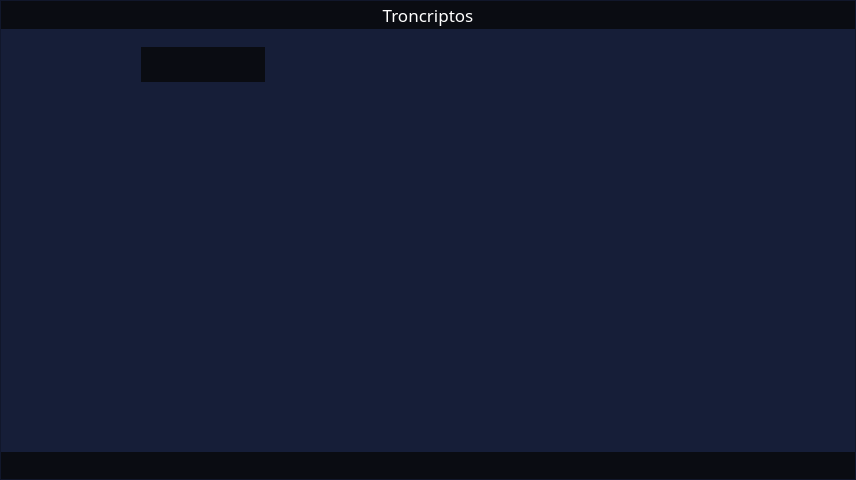
juanjor03/Troncriptos, file troncriptos.ui: the form before one commit.
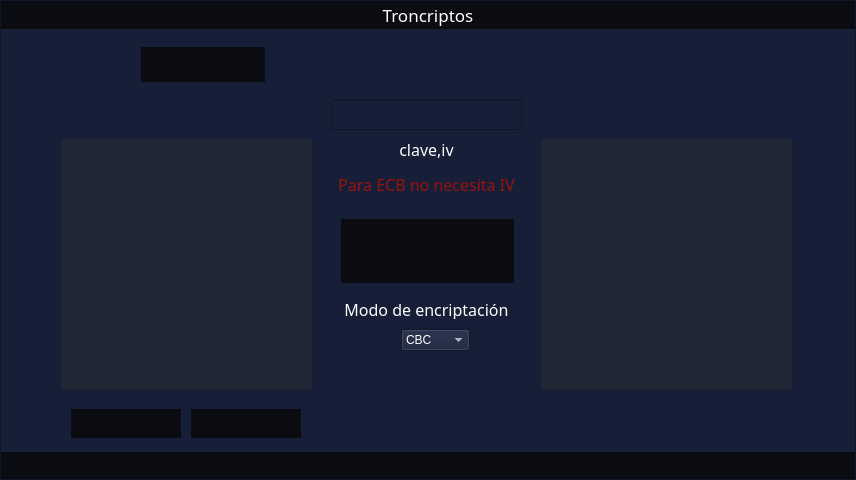
The form after the commit. The open tabs and pages were chosen to show the change. Icons and pictures are not drawn.

The edit to the form file:
```diff
--- a/troncriptos.ui
+++ b/troncriptos.ui
@@ -4887,6 +4887,272 @@
              </size>
             </property>
            </widget>
+           <widget class="QToolButton" name="aesImageDescifrar">
+            <property name="geometry">
+             <rect>
+              <x>190</x>
+              <y>380</y>
+              <width>110</width>
+              <height>29</height>
+             </rect>
+            </property>
+            <property name="cursor">
+             <cursorShape>PointingHandCursor</cursorShape>
+            </property>
+            <property name="text">
+             <string/>
+            </property>
+            <property name="icon">
+             <iconset>
+              <normaloff>src/BotonesGral/Descifrar.png</normaloff>src/BotonesGral/Descifrar.png</iconset>
+            </property>
+            <property name="iconSize">
+             <size>
+              <width>110</width>
+              <height>29</height>
+             </size>
+            </property>
+           </widget>
+           <widget class="QLabel" name="imagenCarga_3">
+            <property name="geometry">
+             <rect>
+              <x>60</x>
+              <y>110</y>
+              <width>251</width>
+              <height>251</height>
+             </rect>
+            </property>
+            <property name="styleSheet">
+             <string notr="true">background:rgb(33,38,52);</string>
+            </property>
+            <property name="text">
+             <string/>
+            </property>
+           </widget>
+           <widget class="QLabel" name="imagenCarga_4">
+            <property name="geometry">
+             <rect>
+              <x>540</x>
+              <y>110</y>
+              <width>251</width>
+              <height>251</height>
+             </rect>
+            </property>
+            <property name="styleSheet">
+             <string notr="true">background:rgb(33,38,52);</string>
+            </property>
+            <property name="text">
+             <string/>
+            </property>
+           </widget>
+           <widget class="QToolButton" name="aesImageCifrar">
+            <property name="geometry">
+             <rect>
+              <x>70</x>
+              <y>380</y>
+              <width>110</width>
+              <height>29</height>
+             </rect>
+            </property>
+            <property name="cursor">
+             <cursorShape>PointingHandCursor</cursorShape>
+            </property>
+            <property name="text">
+             <string/>
+            </property>
+            <property name="icon">
+             <iconset>
+              <normaloff>src/BotonesGral/Cifrar.png</normaloff>src/BotonesGral/Cifrar.png</iconset>
+            </property>
+            <property name="iconSize">
+             <size>
+              <width>110</width>
+              <height>29</height>
+             </size>
+            </property>
+           </widget>
+           <widget class="QLabel" name="label_24">
+            <property name="geometry">
+             <rect>
+              <x>340</x>
+              <y>270</y>
+              <width>171</width>
+              <height>20</height>
+             </rect>
+            </property>
+            <property name="font">
+             <font>
+              <family>Bahnschrift</family>
+              <pointsize>12</pointsize>
+             </font>
+            </property>
+            <property name="styleSheet">
+             <string notr="true">color:white</string>
+            </property>
+            <property name="text">
+             <string>Modo de encriptación</string>
+            </property>
+            <property name="alignment">
+             <set>Qt::AlignCenter</set>
+            </property>
+           </widget>
+           <widget class="QPushButton" name="pushButton_55">
+            <property name="geometry">
+             <rect>
+              <x>385</x>
+              <y>40</y>
+              <width>75</width>
+              <height>23</height>
+             </rect>
+            </property>
+            <property name="text">
+             <string/>
+            </property>
+            <property name="icon">
+             <iconset>
+              <normaloff>src/BotonesGral/Clave.png</normaloff>src/BotonesGral/Clave.png</iconset>
+            </property>
+            <property name="iconSize">
+             <size>
+              <width>44</width>
+              <height>18</height>
+             </size>
+            </property>
+           </widget>
+           <widget class="QLineEdit" name="claveAesImage">
+            <property name="geometry">
+             <rect>
+              <x>330</x>
+              <y>70</y>
+              <width>191</width>
+              <height>31</height>
+             </rect>
+            </property>
+            <property name="font">
+             <font>
+              <family>Bahnschrift</family>
+              <pointsize>12</pointsize>
+             </font>
+            </property>
+            <property name="styleSheet">
+             <string notr="true"/>
+            </property>
+            <property name="text">
+             <string/>
+            </property>
+            <property name="alignment">
+             <set>Qt::AlignCenter</set>
+            </property>
+           </widget>
+           <widget class="QToolButton" name="aesImageGenerar">
+            <property name="geometry">
+             <rect>
+              <x>340</x>
+              <y>190</y>
+              <width>173</width>
+              <height>64</height>
+             </rect>
+            </property>
+            <property name="cursor">
+             <cursorShape>PointingHandCursor</cursorShape>
+            </property>
+            <property name="text">
+             <string/>
+            </property>
+            <property name="icon">
+             <iconset>
+              <normaloff>src/BotonesGral/Generar  Clave.png</normaloff>src/BotonesGral/Generar  Clave.png</iconset>
+            </property>
+            <property name="iconSize">
+             <size>
+              <width>173</width>
+              <height>64</height>
+             </size>
+            </property>
+           </widget>
+           <widget class="QLabel" name="label_25">
+            <property name="geometry">
+             <rect>
+              <x>340</x>
+              <y>110</y>
+              <width>171</width>
+              <height>20</height>
+             </rect>
+            </property>
+            <property name="font">
+             <font>
+              <family>Bahnschrift</family>
+              <pointsize>12</pointsize>
+             </font>
+            </property>
+            <property name="styleSheet">
+             <string notr="true">color:white</string>
+            </property>
+            <property name="text">
+             <string>clave,iv</string>
+            </property>
+            <property name="alignment">
+             <set>Qt::AlignCenter</set>
+            </property>
+           </widget>
+           <widget class="QLabel" name="label_26">
+            <property name="geometry">
+             <rect>
+              <x>330</x>
+              <y>140</y>
+              <width>191</width>
+              <height>31</height>
+             </rect>
+            </property>
+            <property name="font">
+             <font>
+              <family>Bahnschrift</family>
+              <pointsize>12</pointsize>
+             </font>
+            </property>
+            <property name="styleSheet">
+             <string notr="true">color:rgb(152, 18, 13)</string>
+            </property>
+            <property name="text">
+             <string>Para ECB no necesita IV</string>
+            </property>
+            <property name="alignment">
+             <set>Qt::AlignCenter</set>
+            </property>
+           </widget>
+           <widget class="QComboBox" name="aesImageModo">
+            <property name="geometry">
+             <rect>
+              <x>400</x>
+              <y>300</y>
+              <width>69</width>
+              <height>22</height>
+             </rect>
+            </property>
+            <property name="styleSheet">
+             <string notr="true">color:white</string>
+            </property>
+            <item>
+             <property name="text">
+              <string>CBC</string>
+             </property>
+            </item>
+            <item>
+             <property name="text">
+              <string>CTR</string>
+             </property>
+            </item>
+            <item>
+             <property name="text">
+              <string>OFB</string>
+             </property>
+            </item>
+            <item>
+             <property name="text">
+              <string>ECB</string>
+             </property>
+            </item>
+           </widget>
           </widget>
           <widget class="QWidget" name="clRsa">
            <property name="styleSheet">
```
Left out of the diff: 263 changed lines with no effect on the pictures.
